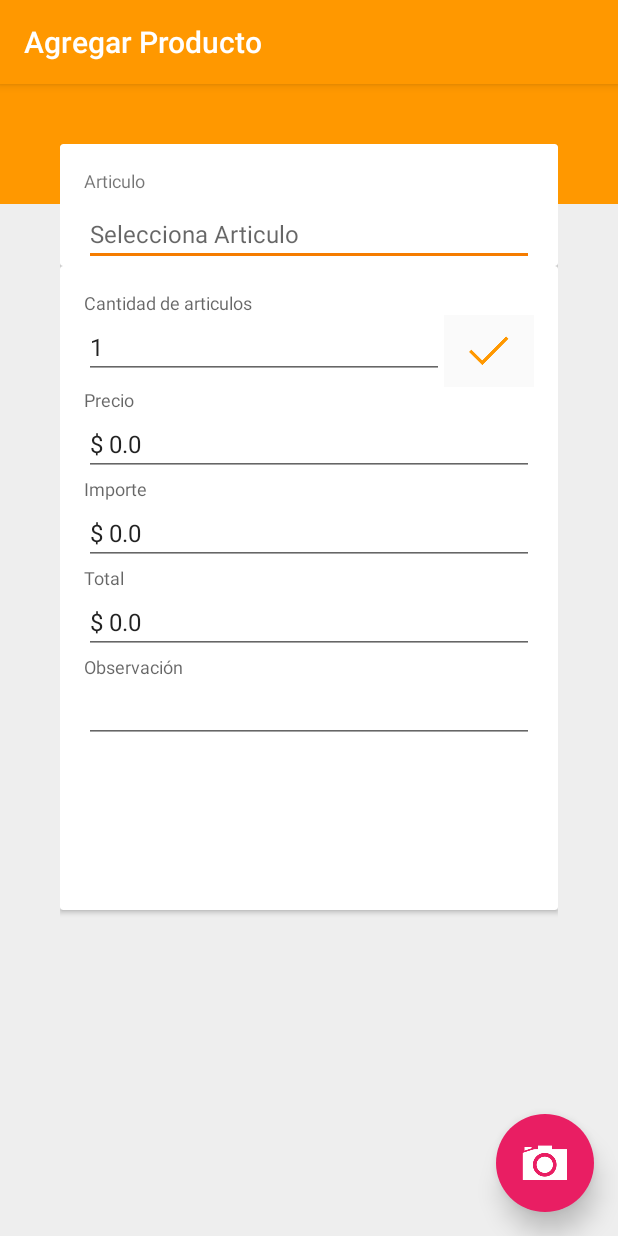
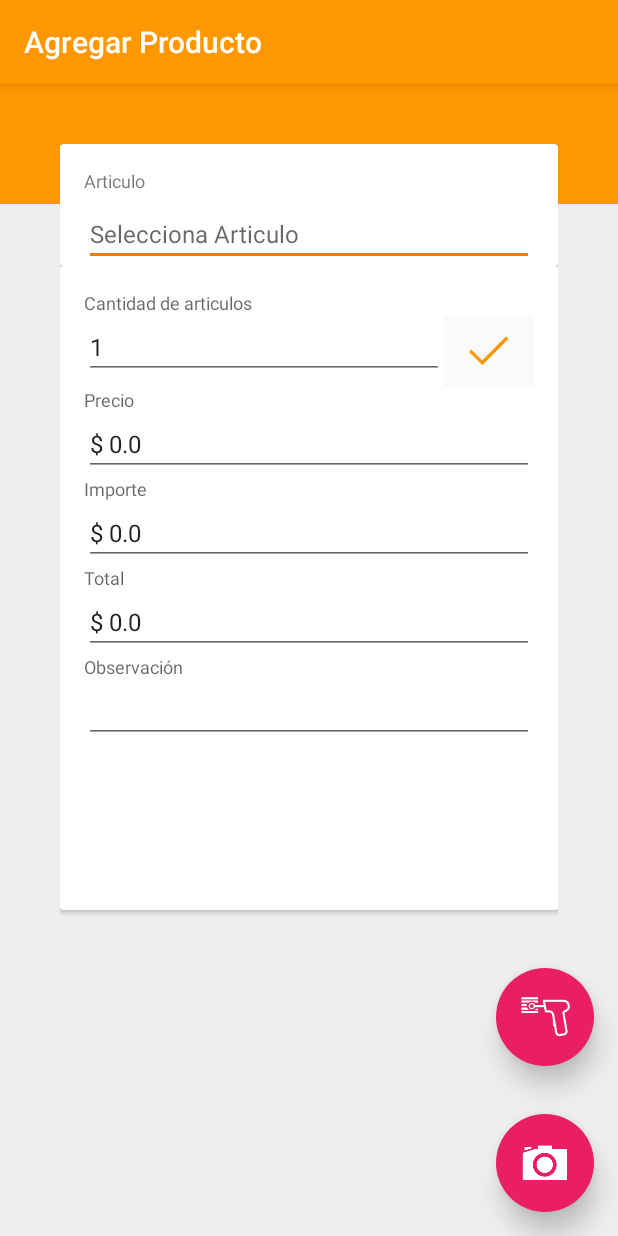
Before and after one commit to dmroldanch/Avanti3, an Android app: the ProductoN screen opened directly, with no data from a screen before it, on a phone screen of 412 x 824 dp. Run offline under Robolectric (Android 15) with nearby library versions, the phone set to English and light mode, and no system bars; libraries missing offline, so code that uses them is left out: com.itextpdf.text, com.loopj.android, cz.msebera.android; 1 statement that could not run was skipped.

Commit message:
Botton Scanner Fisico

```diff
--- a/app/src/main/java/mx/intelisis/maserp/avanti/ProductoN.java
+++ b/app/src/main/java/mx/intelisis/maserp/avanti/ProductoN.java
@@ -1,8 +1,10 @@
 package mx.intelisis.maserp.avanti;
 
 import android.app.Activity;
+import android.app.AlertDialog;
 import android.content.ContentValues;
 import android.content.Context;
+import android.content.DialogInterface;
 import android.content.Intent;
 import android.database.Cursor;
 import android.database.sqlite.SQLiteDatabase;
@@ -12,6 +14,7 @@ import android.app.Fragment;
 import android.support.v7.app.ActionBarActivity;
 import android.support.v7.widget.CardView;
 import android.text.Editable;
+import android.text.InputType;
 import android.text.TextWatcher;
 import android.util.Log;
 import android.view.LayoutInflater;
@@ -59,7 +62,7 @@ public class ProductoN extends ActionBarActivity implements NumberPicker.OnValue
     String ip = "187.163.97.114:8080";
     private EditText articulo_texto,Precio, Importe,Total,cantidad,observacionText;
     ListView listado_A,listsucursales;
-    ImageButton botonagregar,botoncantidad,botonscan;
+    ImageButton botonagregar,botoncantidad,botonscan,botoncam;
     ArrayAdapter<String>  adapterArt,adapterGrupo,adapterSubgrupo,adapterOpciones,adapterTipo,adapterGrado;
     TextView Oferta,disponibleTitle,PoliticaRegular,PrecioRegular,PrecioContado,PoliticaContado,PrecioMSI,PoliticaMSI;
     /*Variables*/
@@ -100,6 +103,7 @@ public class ProductoN extends ActionBarActivity implements NumberPicker.OnValue
         botonCantidad();
       //  editarPrecio();
         camaraCodigo();
+        scanCodigo();
     }
 
 
@@ -150,9 +154,9 @@ public class ProductoN extends ActionBarActivity implements NumberPicker.OnValue
         nuevoregistroA.put("nombrelis", nombredb);
         nuevoregistroA.put("preciolis", preciodb);
         nuevoregistroA.put("preciolis", preciodb);
-        nuevoregistroA.put("idalmacen",idalmacen);
+        nuevoregistroA.put("idalmacen", idalmacen);
         nuevoregistroA.put("almacen", almacen);
-        nuevoregistroA.put("observacion",observacion);
+        nuevoregistroA.put("observacion", observacion);
 
         db.insert("Lista", null, nuevoregistroA);
 
@@ -161,46 +165,45 @@ public class ProductoN extends ActionBarActivity implements NumberPicker.OnValue
     }
 
 
-    private void inicializarComponentes(){
+    private void inicializarComponentes() {
 
-      //  Oferta = (TextView) findViewById(R.id.oferta);
-        disponibleTitle = (TextView)findViewById(R.id.disp_title);
-        PrecioRegular = (TextView)findViewById(R.id.PrecioRegular);
-        PoliticaRegular = (TextView)findViewById(R.id.PoliticaRegular);
-        PrecioContado = (TextView)findViewById(R.id.PrecioContado);
-        PoliticaContado = (TextView)findViewById(R.id.PoliticaContado);
-        PrecioMSI  = (TextView)findViewById(R.id.PrecioMSI);
-        PoliticaMSI  = (TextView)findViewById(R.id.PoliticaMSI);
+        //  Oferta = (TextView) findViewById(R.id.oferta);
+        disponibleTitle = (TextView) findViewById(R.id.disp_title);
+        PrecioRegular = (TextView) findViewById(R.id.PrecioRegular);
+        PoliticaRegular = (TextView) findViewById(R.id.PoliticaRegular);
+        PrecioContado = (TextView) findViewById(R.id.PrecioContado);
+        PoliticaContado = (TextView) findViewById(R.id.PoliticaContado);
+        PrecioMSI = (TextView) findViewById(R.id.PrecioMSI);
+        PoliticaMSI = (TextView) findViewById(R.id.PoliticaMSI);
 
         precioLayout = (LinearLayout) this.findViewById(R.id.preciolayout);
 
-        Precio = (EditText)findViewById(R.id.Producto_Precio_n);
-        Importe = (EditText)findViewById(R.id.Producto_Importe_n);
-        Total = (EditText)findViewById(R.id.Total);
-        articulo_texto= (EditText) findViewById(R.id.Art_editText);
-        cantidad = (EditText)findViewById(R.id.cant_prod);
-        observacionText = (EditText)findViewById(R.id.obser);
+        Precio = (EditText) findViewById(R.id.Producto_Precio_n);
+        Importe = (EditText) findViewById(R.id.Producto_Importe_n);
+        Total = (EditText) findViewById(R.id.Total);
+        articulo_texto = (EditText) findViewById(R.id.Art_editText);
+        cantidad = (EditText) findViewById(R.id.cant_prod);
+        observacionText = (EditText) findViewById(R.id.obser);
 
         cant_int = Integer.valueOf(cantidad.getText().toString());
 
-        botoncantidad = (ImageButton)findViewById(R.id.can_boton);
+        botoncantidad = (ImageButton) findViewById(R.id.can_boton);
         botonagregar = (ImageButton) findViewById(R.id.botonagregar);
-        botonscan = (ImageButton)findViewById(R.id.botoncamara);
+        botoncam = (ImageButton) findViewById(R.id.botoncamara);
+        botonscan = (ImageButton) findViewById(R.id.botonScanner);
+
 
         listado_A = (ListView) findViewById(R.id.articuloLista);//Listado vendedor
-        listsucursales = (ListView)findViewById(R.id.listDisp);
+        listsucursales = (ListView) findViewById(R.id.listDisp);
 
         cardopciones = (CardView) findViewById(R.id.CardViewOpciones);
+    }
 
 
-        BarcodeEAN codBarras = new BarcodeEAN();
-
-
-    }
 // Se usa camara para detectar codigo
     public void camaraCodigo() {
 
-        botonscan.setOnClickListener(this);
+        botoncam.setOnClickListener(this);
     }
 //Se  abre la aplicacion Scan
     @Override
@@ -212,6 +215,46 @@ public class ProductoN extends ActionBarActivity implements NumberPicker.OnValue
             scanIntegrator.initiateScan();
         }
     }
+
+    // Se usa scanner fisico para detectar codigo
+    public void scanCodigo() {
+
+        botonscan.setOnClickListener(new View.OnClickListener() {
+
+            @Override
+            public void onClick(View v) {
+
+                AlertDialog.Builder builder = new AlertDialog.Builder(ProductoN.this);
+                builder.setTitle("Usar Scanner Fisico");
+
+// Set up the input
+                final EditText input = new EditText(ProductoN.this);
+// Specify the type of input expected; this, for example, sets the input as a password, and will mask the text
+                input.setInputType(InputType.TYPE_CLASS_TEXT);
+                builder.setView(input);
+
+// Set up the buttons
+                builder.setPositiveButton("OK", new DialogInterface.OnClickListener() {
+                    @Override
+                    public void onClick(DialogInterface dialog, int which) {
+                        ponerNombre(input.getText().toString());
+                    }
+                });
+                builder.setNegativeButton("Cancel", new DialogInterface.OnClickListener() {
+                    @Override
+                    public void onClick(DialogInterface dialog, int which) {
+                        dialog.cancel();
+                    }
+                });
+
+                builder.show();
+
+            }
+        });
+    }
+
+
+
 
     public void onActivityResult(int requestCode, int resultCode, Intent intent) {
         //Se obtiene el resultado del proceso de scaneo y se parsea
@@ -383,12 +426,14 @@ public class ProductoN extends ActionBarActivity implements NumberPicker.OnValue
             precioLayout.setVisibility(LinearLayout.GONE);
             botonagregar.setVisibility(LinearLayout.GONE);
             cardopciones.setVisibility(CardView.GONE);
+            botoncam.setVisibility(ImageButton.VISIBLE);
             botonscan.setVisibility(ImageButton.VISIBLE);
     }
 
     public void ocultarlistaA(){
         listado_A.setVisibility(ListView.GONE);
         precioLayout.setVisibility(LinearLayout.VISIBLE);
+        botoncam.setVisibility(ImageButton.GONE);
         botonscan.setVisibility(ImageButton.GONE);
 
      //   botonagregar.setVisibility(LinearLayout.VISIBLE);
--- a/app/src/main/res/layout/fragment_producto_n.xml
+++ b/app/src/main/res/layout/fragment_producto_n.xml
@@ -567,13 +567,18 @@
         android:visibility="visible"
         />
 
-    <QuickContactBadge
-        android:layout_width="wrap_content"
-        android:layout_height="wrap_content"
-        android:id="@+id/quickContactBadge"
-        android:layout_below="@+id/imageView"
-        android:layout_alignParentStart="true"
-        android:layout_marginStart="436dp"
-        android:layout_marginTop="74dp" />
+    <ImageButton
+        android:layout_above="@+id/botoncamara"
+        android:layout_width="65dp"
+        android:layout_height="65dp"
+        android:id="@+id/botonScanner"
+        android:background="@drawable/oval"
+        android:elevation="10dp"
+        android:src="@mipmap/ic_scanner"
+        android:layout_alignParentRight="true"
+        android:layout_margin="16dp"
+        android:visibility="visible"
+        />
+
 
 </RelativeLayout>
```
Also changed, not shown: app/src/main/ic_scanner-web.png (added), app/src/main/res/mipmap-hdpi/ic_scanner.png (added), app/src/main/res/mipmap-mdpi/ic_scanner.png (added), app/src/main/res/mipmap-xhdpi/ic_scanner.png (added), app/src/main/res/mipmap-xxhdpi/ic_scanner.png (added), app/src/main/res/mipmap-xxxhdpi/ic_scanner.png (added), 1 other file.
